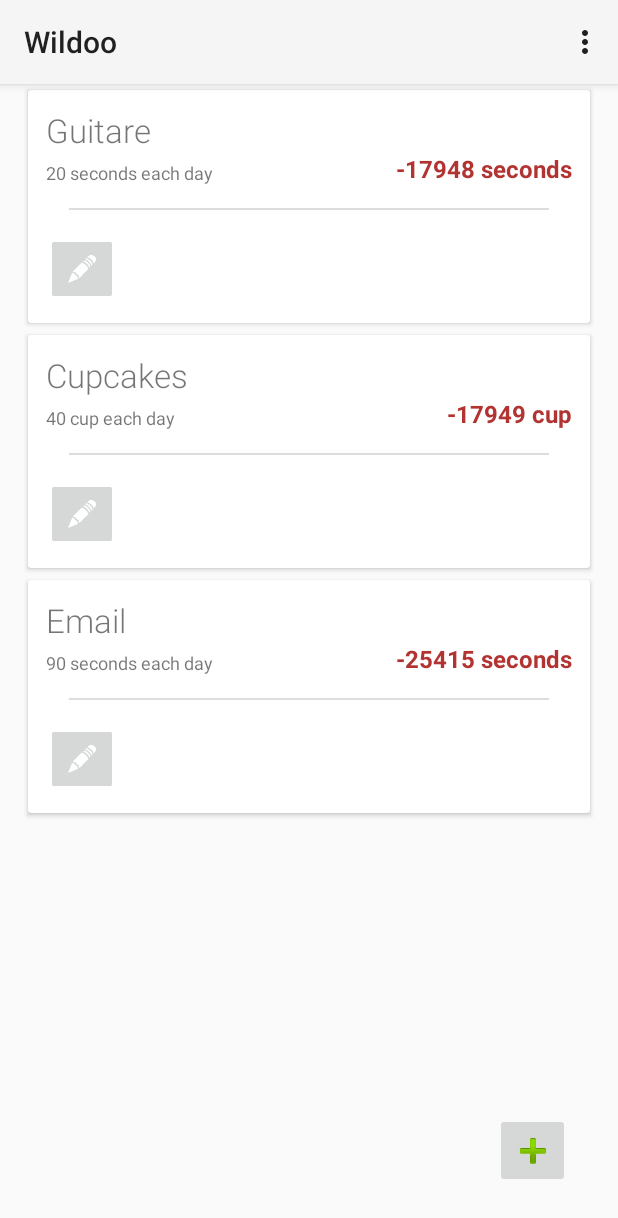
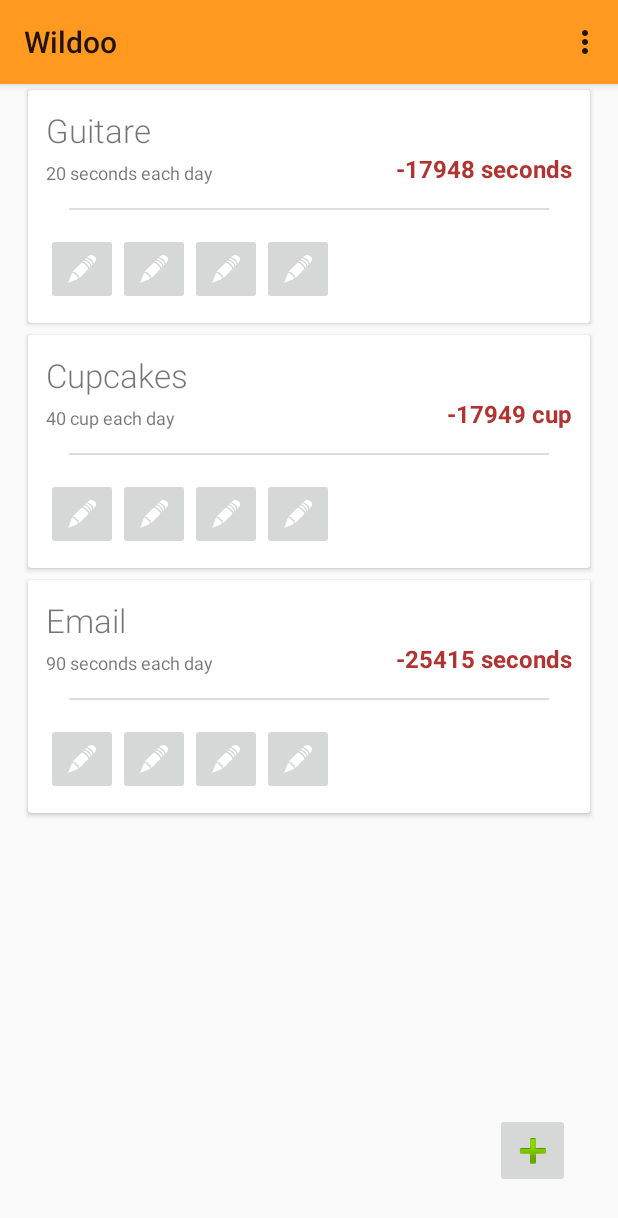
Before and after one commit to Epipong/wildoo, an Android app: the screen it shows after launch (MainActivity), on a phone screen of 412 x 824 dp. Shown: the top 1218 px of the screen. Run offline under Robolectric (Android 15) with nearby library versions, the phone set to English and light mode, and no system bars.

Commit message:
change action bar and status bar colors.

```diff
--- a/app/src/main/res/layout/task_card_view.xml
+++ b/app/src/main/res/layout/task_card_view.xml
@@ -45,17 +45,18 @@
             android:layout_margin="15dp"
             android:layout_below="@id/task_description" />
 
-        <RelativeLayout
+        <LinearLayout
             android:layout_below="@id/hr"
             android:layout_width="match_parent"
             android:layout_height="match_parent"
             android:orientation="horizontal" >
+
             <include layout="@layout/button_in_card" android:id="@+id/a" />
             <include layout="@layout/button_in_card" />
             <include layout="@layout/button_in_card" />
             <include layout="@layout/button_in_card" />
 
-        </RelativeLayout>
+        </LinearLayout>
 
     </RelativeLayout>
 </android.support.v7.widget.CardView>
--- a/app/src/main/res/values-v21/styles.xml
+++ b/app/src/main/res/values-v21/styles.xml
@@ -1,5 +1,10 @@
 <?xml version="1.0" encoding="utf-8"?>
 <resources>
-    <style name="AppTheme" parent="android:Theme.Material.Light">
+
+    <!-- the theme applied to the application or activity -->
+    <style name="AppTheme"
+        parent="@android:style/Theme.Material.Light">
+        <item name="android:colorPrimary">#FF991F</item>
+        <item name="android:colorPrimaryDark">#E57D00</item>
     </style>
 </resources>
```
Also changed, not shown: 2 other files.
